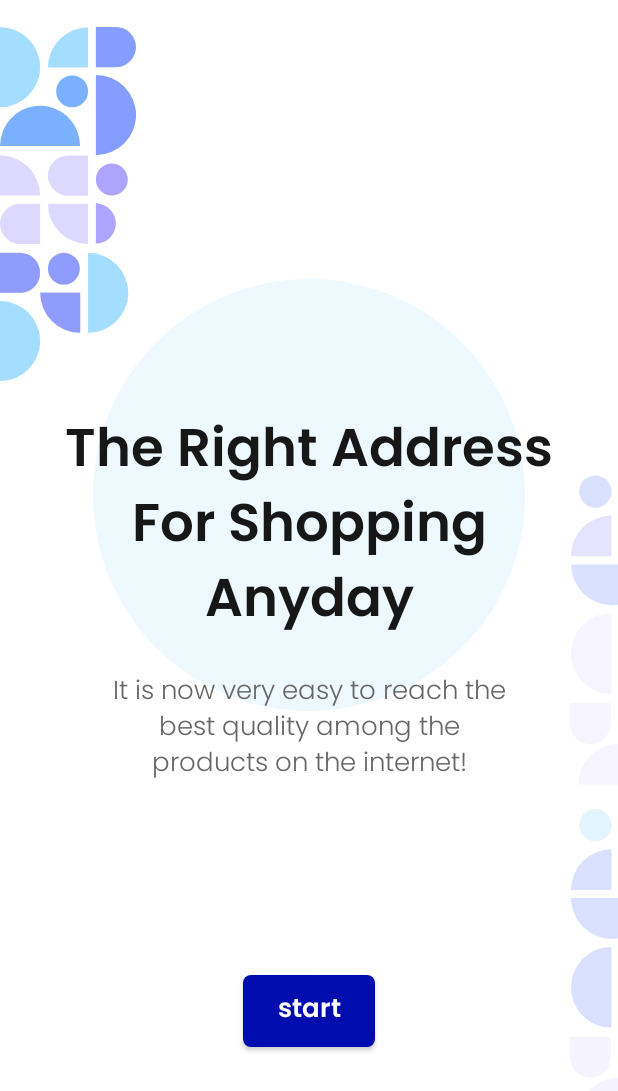
After one commit to khan-mujeeb/ShopKaro, an Android app: the fragment IntroductionFragment shown on its own in the app's theme, on a phone screen of 412 x 824 dp. The commit adds this screen. Shown: the top 1091 px of the screen. Run offline under Robolectric (Android 15) with nearby library versions, the phone set to English and light mode, and no system bars.

Commit message:
introduction fragment design completed

```diff
--- a/app/src/main/AndroidManifest.xml
+++ b/app/src/main/AndroidManifest.xml
@@ -12,7 +12,7 @@
         android:theme="@style/Theme.ShopKaro"
         tools:targetApi="31">
         <activity
-            android:name=".LoginRegisterActivity"
+            android:name=".activites.LoginRegisterActivity"
             android:exported="false" />
         <activity
             android:name=".activites.MainActivity"
--- /dev/null
+++ b/app/src/main/java/com/example/shopkaro/fragment/IntroductionFragment.kt
@@ -0,0 +1,11 @@
+package com.example.shopkaro.fragment
+
+import android.os.Bundle
+import androidx.fragment.app.Fragment
+import com.example.shopkaro.R
+
+class IntroductionFragment: Fragment(R.layout.fragment_introduction) {
+    override fun onCreate(savedInstanceState: Bundle?) {
+        super.onCreate(savedInstanceState)
+    }
+}
--- /dev/null
+++ b/app/src/main/res/layout/activity_main.xml
@@ -0,0 +1,6 @@
+<?xml version="1.0" encoding="utf-8"?>
+<androidx.constraintlayout.widget.ConstraintLayout xmlns:android="http://schemas.android.com/apk/res/android"
+    android:layout_width="match_parent"
+    android:layout_height="match_parent">
+
+</androidx.constraintlayout.widget.ConstraintLayout>
--- /dev/null
+++ b/app/src/main/res/layout/fragment_introduction.xml
@@ -0,0 +1,106 @@
+<?xml version="1.0" encoding="utf-8"?>
+<androidx.constraintlayout.widget.ConstraintLayout xmlns:android="http://schemas.android.com/apk/res/android"
+    xmlns:app="http://schemas.android.com/apk/res-auto"
+    android:layout_width="match_parent"
+    android:layout_height="match_parent">
+
+    <ImageView
+        android:layout_width="0dp"
+        android:layout_height="0dp"
+        android:src="@drawable/ic_texture_left"
+        app:layout_constraintBottom_toBottomOf="@id/leftTextture"
+        app:layout_constraintDimensionRatio="1:3"
+        app:layout_constraintStart_toStartOf="parent"
+        app:layout_constraintTop_toTopOf="parent" />
+
+    <androidx.constraintlayout.widget.Guideline
+        android:id="@+id/leftTextture"
+        android:layout_width="wrap_content"
+        android:layout_height="wrap_content"
+        android:orientation="horizontal"
+        app:layout_constraintGuide_percent="0.33" />
+
+    <androidx.constraintlayout.widget.Guideline
+        android:id="@+id/leftOfCircle"
+        android:layout_width="wrap_content"
+        android:layout_height="wrap_content"
+        android:orientation="vertical"
+        app:layout_constraintGuide_percent="0.15" />
+
+    <androidx.constraintlayout.widget.Guideline
+        android:id="@+id/rightOfCircle"
+        android:layout_width="wrap_content"
+        android:layout_height="wrap_content"
+        android:orientation="vertical"
+        app:layout_constraintGuide_percent="0.85" />
+
+    <androidx.constraintlayout.widget.Guideline
+        android:id="@+id/topOfCircle"
+        android:layout_width="wrap_content"
+        android:layout_height="wrap_content"
+        android:orientation="horizontal"
+        app:layout_constraintGuide_percent="0.20" />
+
+    <androidx.constraintlayout.widget.Guideline
+        android:id="@+id/bottomOfCircle"
+        android:layout_width="wrap_content"
+        android:layout_height="wrap_content"
+        android:orientation="horizontal"
+        app:layout_constraintGuide_percent="0.60" />
+
+
+    <ImageView
+        android:layout_width="0dp"
+        android:layout_height="0dp"
+        android:src="@drawable/ellips"
+        app:layout_constraintTop_toTopOf="@id/topOfCircle"
+        app:layout_constraintEnd_toEndOf="@id/rightOfCircle"
+        app:layout_constraintStart_toStartOf="@id/leftOfCircle"
+        app:layout_constraintDimensionRatio="1:1"
+        app:layout_constraintBottom_toBottomOf="@id/bottomOfCircle"
+        />
+
+    <TextView
+        android:id="@+id/heading"
+        android:layout_width="wrap_content"
+        android:layout_height="wrap_content"
+        android:text="@string/rightAddress"
+        android:textAlignment="center"
+        style="@style/h4"
+        app:layout_constraintTop_toTopOf="@id/leftTextture"
+        app:layout_constraintStart_toStartOf="@id/leftOfCircle"
+        app:layout_constraintEnd_toEndOf="@id/rightOfCircle"
+        />
+    <TextView
+        android:textAlignment="center"
+        android:layout_marginTop="15dp"
+        android:id="@+id/qulity"
+        android:layout_width="wrap_content"
+        android:layout_height="wrap_content"
+        android:text="@string/qulity"
+        style="@style/h2"
+        app:layout_constraintTop_toBottomOf="@id/heading"
+        app:layout_constraintStart_toStartOf="@id/leftOfCircle"
+        app:layout_constraintEnd_toEndOf="@id/rightOfCircle"
+        />
+
+    <androidx.appcompat.widget.AppCompatButton
+        android:layout_width="wrap_content"
+        android:layout_height="wrap_content"
+        android:text="@string/start"
+        style="@style/blueButtonStyle"
+        app:layout_constraintStart_toStartOf="@id/leftOfCircle"
+        app:layout_constraintEnd_toEndOf="@id/rightOfCircle"
+        app:layout_constraintTop_toBottomOf="@id/qulity"
+        app:layout_constraintBottom_toBottomOf="parent"
+        />
+
+    <ImageView
+        android:layout_width="wrap_content"
+        android:layout_height="wrap_content"
+        android:src="@drawable/ic_texture_right"
+        app:layout_constraintEnd_toEndOf="parent"
+
+        app:layout_constraintBottom_toBottomOf="parent"
+        />
+</androidx.constraintlayout.widget.ConstraintLayout>
--- /dev/null
+++ b/app/src/main/res/layout/fragment_login.xml
@@ -0,0 +1,6 @@
+<?xml version="1.0" encoding="utf-8"?>
+<androidx.constraintlayout.widget.ConstraintLayout xmlns:android="http://schemas.android.com/apk/res/android"
+    android:layout_width="match_parent"
+    android:layout_height="match_parent">
+
+</androidx.constraintlayout.widget.ConstraintLayout>
--- /dev/null
+++ b/app/src/main/res/layout/fragment_register.xml
@@ -0,0 +1,6 @@
+<?xml version="1.0" encoding="utf-8"?>
+<androidx.constraintlayout.widget.ConstraintLayout xmlns:android="http://schemas.android.com/apk/res/android"
+    android:layout_width="match_parent"
+    android:layout_height="match_parent">
+
+</androidx.constraintlayout.widget.ConstraintLayout>
--- a/app/src/main/res/values/strings.xml
+++ b/app/src/main/res/values/strings.xml
@@ -2,4 +2,5 @@
     <string name="app_name">KelineYt</string>
     <string name="rightAddress">The Right Address\nFor Shopping\nAnyday</string>
     <string name="qulity">It is now very easy to reach the\nbest quality among the\nproducts on the internet!</string>
+    <string name="start">start</string>
 </resources>
--- a/app/src/main/res/values/themes.xml
+++ b/app/src/main/res/values/themes.xml
@@ -1,7 +1,8 @@
 <resources xmlns:tools="http://schemas.android.com/tools">
     <!-- Base application theme. -->
-    <style name="Theme.KelineYt" parent="Theme.MaterialComponents.Light.NoActionBar">
+    <style name="Theme.ShopKaro" parent="Theme.MaterialComponents.Light.NoActionBar">
         <!-- Primary brand color. -->
+        <item name="backgroundColor">@color/white</item>
         <item name="colorPrimary">@color/purple_500</item>
         <item name="colorPrimaryVariant">@color/purple_700</item>
         <item name="colorOnPrimary">@color/white</item>
```
Also changed, not shown: app/src/main/java/com/example/shopkaro/fragment/account/AccountOptionsFragment.kt (added, +11 -0 lines), app/src/main/java/com/example/shopkaro/fragment/account/LoginFragment.kt (added, +11 -0 lines), app/src/main/java/com/example/shopkaro/fragment/account/RegisterFragment.kt (added, +11 -0 lines), app/src/main/res/menu/bottom_navigation_menu.xml (deleted, +0 -20 lines), app/src/main/res/navigation/login_register_graph.xml (deleted, +0 -60 lines), app/src/main/res/navigation/shopping_graph.xml (deleted, +0 -104 lines).
